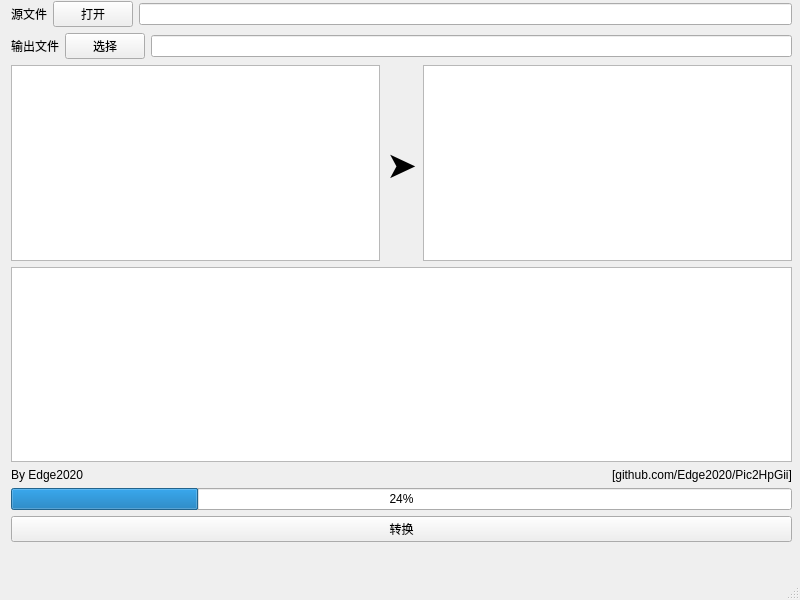
Above: mainwindow.ui from Edge2020/Pic2HpGii before the change. Below: the same form after it.
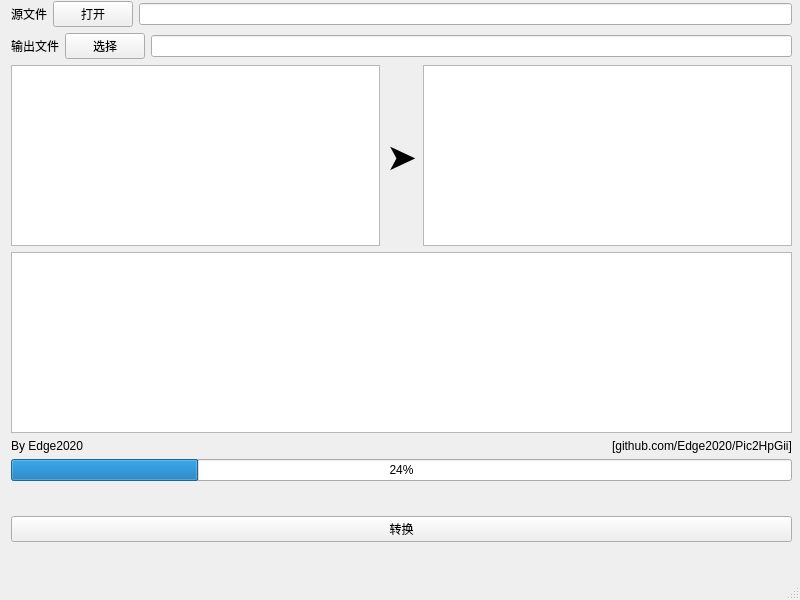
That is the form after the change.

Diff of the .ui file:
```diff
--- a/mainwindow.ui
+++ b/mainwindow.ui
@@ -167,6 +167,19 @@
        </property>
       </widget>
      </item>
+     <item>
+      <spacer name="horizontalSpacer">
+       <property name="orientation">
+        <enum>Qt::Horizontal</enum>
+       </property>
+       <property name="sizeHint" stdset="0">
+        <size>
+         <width>40</width>
+         <height>29</height>
+        </size>
+       </property>
+      </spacer>
+     </item>
      <item>
       <widget class="QPushButton" name="pushButton">
        <property name="text">
```
